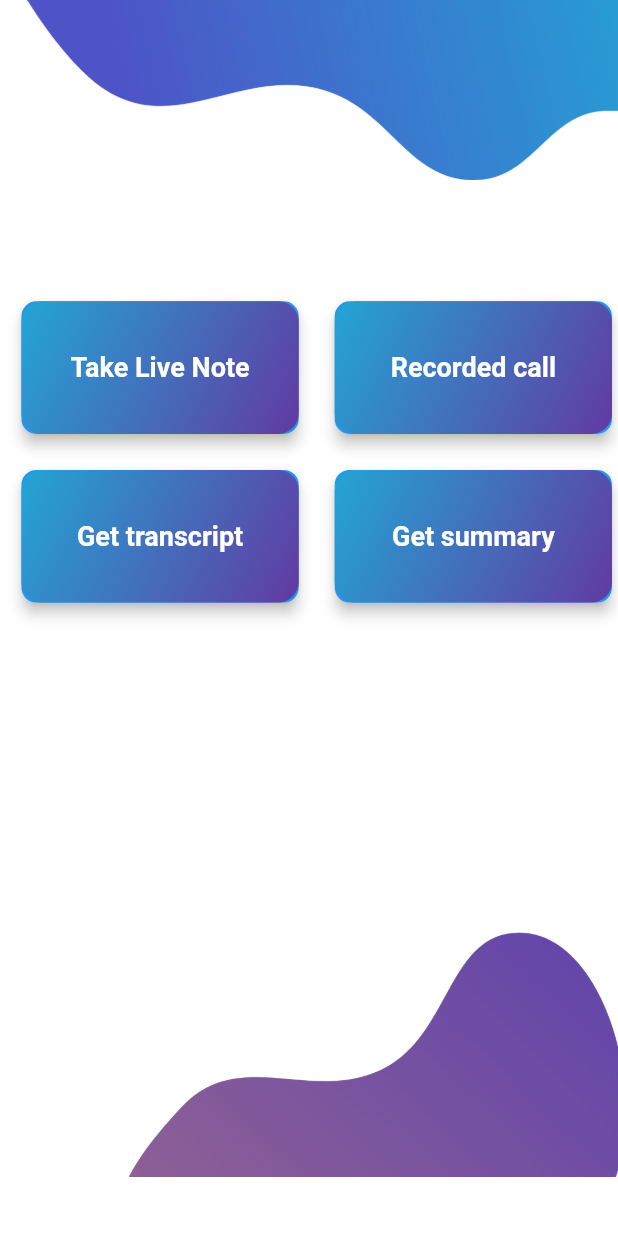
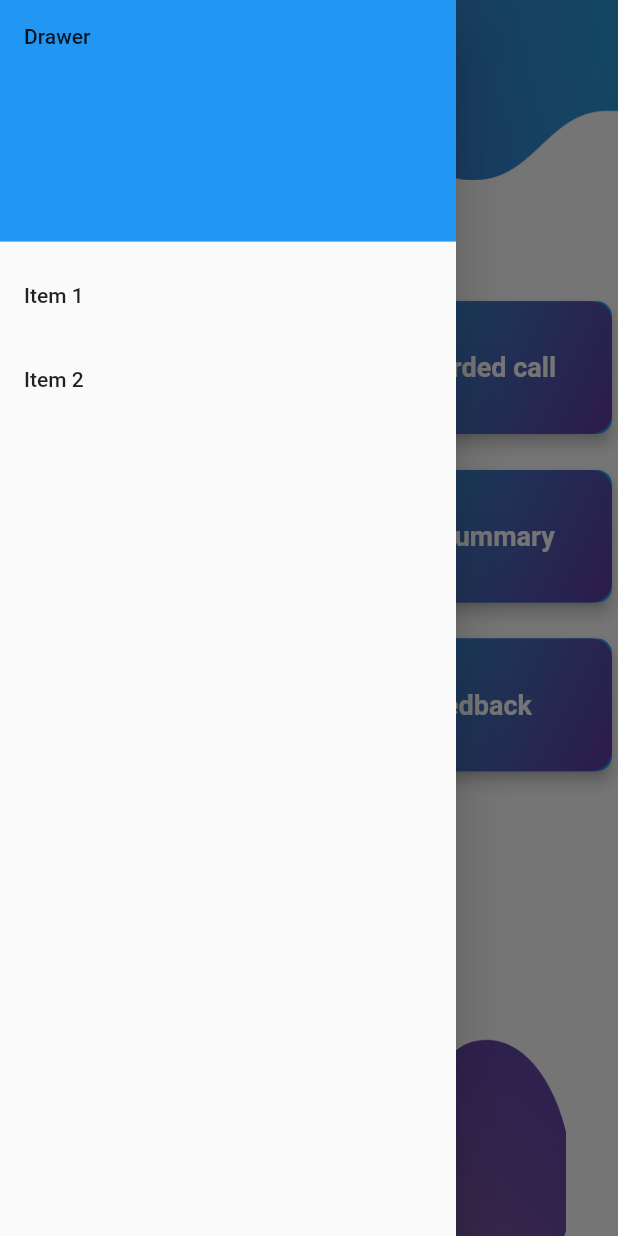
Before and after one commit to Gre8Gatsby/C-Note, a Flutter app: the homeScreen screen opened by its route, with the side drawer open (before the commit the screen has no drawer), on a phone screen of 412 x 824 dp. Run offline on Flutter 3.47's test engine with Material 2 defaults, Android fonts, the phone set to English and light mode, and no system bars; our stand-ins replace fluttertoast, google_fonts, share_plus, shared_preferences, speech_to_text; accounts and stored records are empty.

Commit message:
Added share functionality and feedback button

```diff
--- a/lib/screens/homeScreen.dart
+++ b/lib/screens/homeScreen.dart
@@ -1,4 +1,7 @@
 import 'package:flutter/material.dart';
+import 'package:share_plus/share_plus.dart';
+import 'package:url_launcher/url_launcher.dart';
+
 
 class homeScreen extends StatefulWidget {
   const homeScreen({Key? key}) : super(key: key);
@@ -12,13 +15,41 @@
   Widget build(BuildContext context) {
     double baseWidth = 360;
     double fem = MediaQuery.of(context).size.width / baseWidth;
-   // double ffem = fem * 0.97;
-    return Container(
-      width: double.infinity,
+    // double ffem = fem * 0.97;
+    final drawer = Drawer(
+      child: ListView(
+        padding: EdgeInsets.zero,
+        children: [
+          DrawerHeader(
+            child: Text('Drawer'),
+            decoration: BoxDecoration(
+              color: Colors.blue,
+            ),
+          ),
+          ListTile(
+            title: Text('Item 1'),
+            onTap: () {},
+          ),
+          ListTile(
+            title: Text('Item 2'),
+            onTap: () {},
+          ),
+        ],
+      ),
+    );
+
+    return Scaffold(
+      drawer: drawer,
+
+
+
+    body:Container(
+
+      //width: double.infinity,
       child: Container(
         // login8tR (1:38)
         padding: EdgeInsets.fromLTRB(9 * fem, 0 * fem, 0 * fem, 0 * fem),
-        width: double.infinity,
+        //width: double.infinity,
         decoration: BoxDecoration(
           color: Color(0xffffffff),
         ),
@@ -70,6 +101,26 @@
                     Navigator.pushNamed(context, '/summary');
                   },
                 ),
+                CardButton(
+                  title: 'Share App',
+                  onPressed: () {
+                    //Navigator.pushNamed(context, '/summary');
+                    Share.share('Hi There, I am using the awesome app by Verbalyze where I can get text from voice spoken notes and generate summary of conferences , calls and classes.<our google form link to download the app>');
+                  },
+                ),
+                CardButton(
+                  title: 'Feedback',
+                  onPressed: () async {
+                    const feedbackUrl_ = 'https://www.verblayze.in';
+                    final Uri feedbackUrl=Uri.parse(feedbackUrl_);
+                    if (await canLaunchUrl(feedbackUrl)) {
+                      await launchUrl(feedbackUrl);
+                    } else {
+                      throw 'Could not launch $feedbackUrl';
+                    }
+                  },
+                ),
+
                 // Add more buttons here if needed
               ],
             ),
@@ -92,6 +143,7 @@
         ),
 
       ),
+    )
     );
   }
 }
--- a/lib/screens/noteScreen.dart
+++ b/lib/screens/noteScreen.dart
@@ -50,9 +50,11 @@
       ));
     }
   }
+
   @override
   Widget build(BuildContext context) {
     return Scaffold(
+
 
       floatingActionButtonLocation: FloatingActionButtonLocation.centerFloat,
       floatingActionButton: Column(
--- a/pubspec.yaml
+++ b/pubspec.yaml
@@ -40,6 +40,8 @@
   google_fonts: ^4.0.4
   shared_preferences: ^2.1.1
   fluttertoast: ^8.2.2
+  share_plus: ^6.3.4
+  url_launcher: ^6.0.0
 
 dev_dependencies:
   flutter_test:
```
Also changed, not shown: lib/main.dart (+13 -0 lines), lib/DrawerWidget.dart (added), pubspec.lock, 1 other file.
